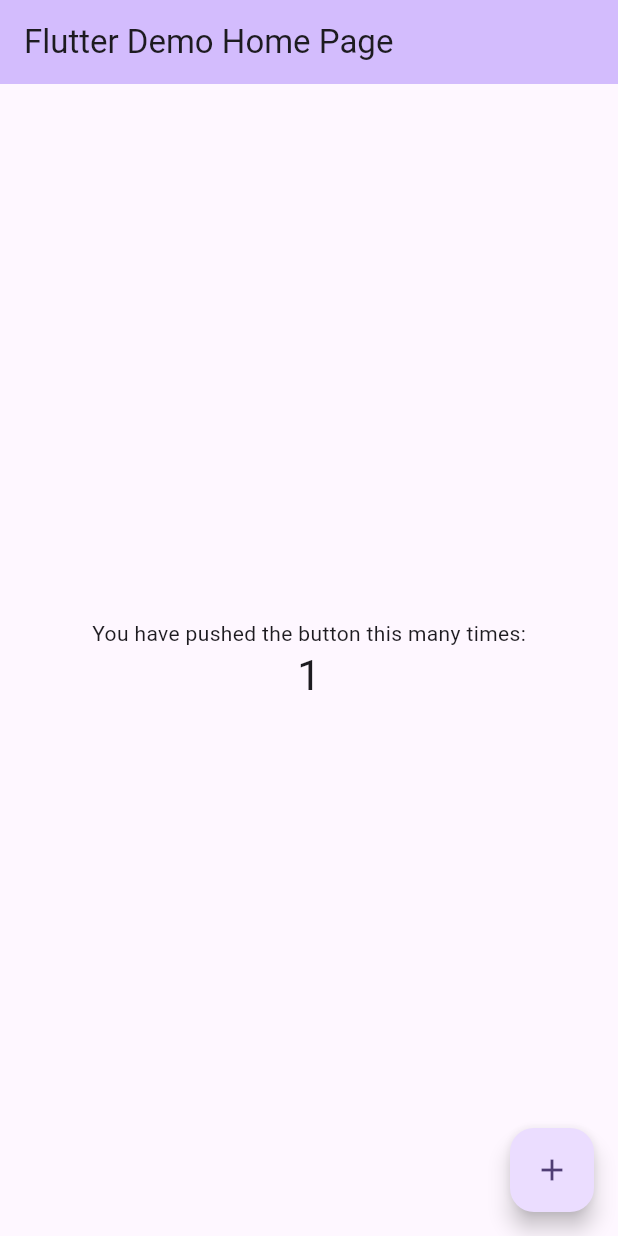
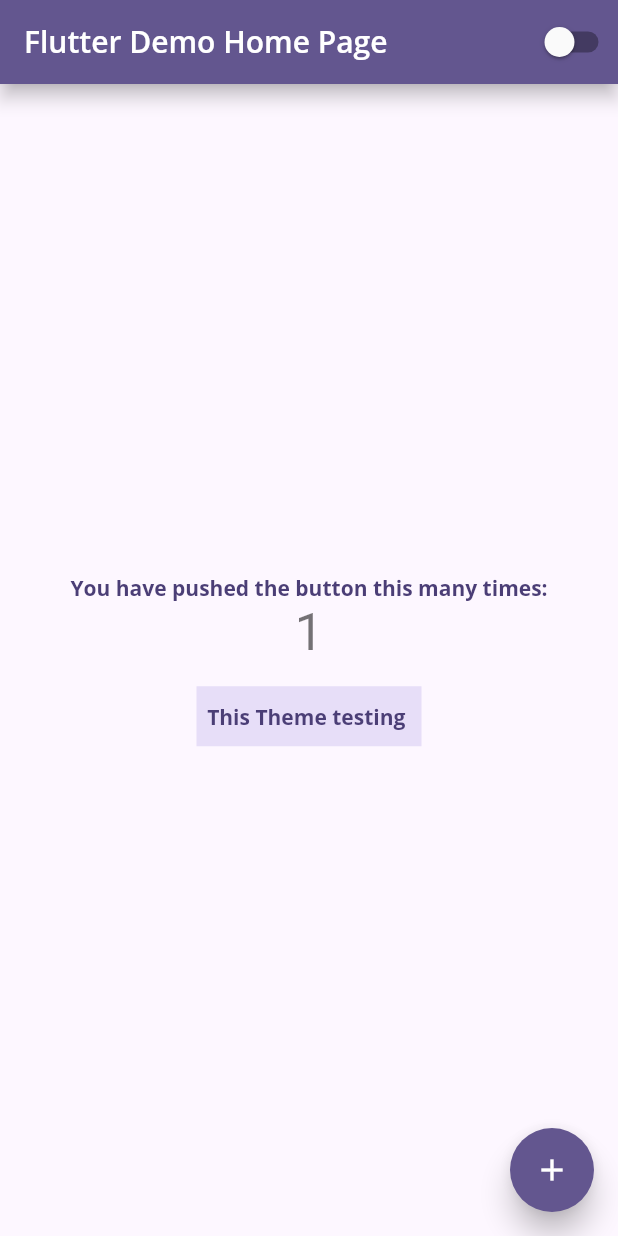
Before and after one commit to AbdullahEmadEldin/whereToGo_app, a Flutter app: the screen it shows after launch, after a tap on the "add" icon, on a phone screen of 412 x 824 dp. Run offline on Flutter 3.47's test engine with Material 2 defaults, Android fonts, the phone set to English and light mode, and no system bars; our stand-ins replace firebase_core, google_fonts; accounts and stored records are empty.

```diff
--- a/lib/main.dart
+++ b/lib/main.dart
@@ -1,36 +1,53 @@
+import 'package:firebase_core/firebase_core.dart';
 import 'package:flutter/material.dart';
+import 'package:maps_app/firebase_options.dart';
+import 'package:maps_app/theme/app_theme.dart';
+import 'package:maps_app/theme/theme_manager.dart';
 
-void main() {
-  runApp(const MyApp());
+void main() async {
+  WidgetsFlutterBinding.ensureInitialized();
+  await Firebase.initializeApp(
+    options: DefaultFirebaseOptions.currentPlatform,
+  );
+  runApp(const MapsApp());
 }
 
-class MyApp extends StatelessWidget {
-  const MyApp({super.key});
+ThemeManager _themeManager = ThemeManager();
 
-  // This widget is the root of your application.
+class MapsApp extends StatefulWidget {
+  const MapsApp({super.key});
+
+  @override
+  State<MapsApp> createState() => _MapsAppState();
+}
+
+class _MapsAppState extends State<MapsApp> {
+  @override
+  void dispose() {
+    _themeManager.removeListener(themeListener);
+    super.dispose();
+  }
+
+  @override
+  void initState() {
+    _themeManager.addListener(themeListener);
+    super.initState();
+  }
+
+  themeListener() {
+    if (mounted) {
+      setState(() {});
+    }
+  }
+
   @override
   Widget build(BuildContext context) {
     return MaterialApp(
+      debugShowCheckedModeBanner: false,
       title: 'Flutter Demo',
-      theme: ThemeData(
-        // This is the theme of your application.
-        //
-        // TRY THIS: Try running your application with "flutter run". You'll see
-        // the application has a blue toolbar. Then, without quitting the app,
-        // try changing the seedColor in the colorScheme below to Colors.green
-        // and then invoke "hot reload" (save your changes or press the "hot
-        // reload" button in a Flutter-supported IDE, or press "r" if you used
-        // the command line to start the app).
-        //
-        // Notice that the counter didn't reset back to zero; the application
-        // state is not lost during the reload. To reset the state, use hot
-        // restart instead.
-        //
-        // This works for code too, not just values: Most code changes can be
-        // tested with just a hot reload.
-        colorScheme: ColorScheme.fromSeed(seedColor: Colors.deepPurple),
-        useMaterial3: true,
-      ),
+      theme: AppThemes.light(),
+      darkTheme: AppThemes.dark(),
+      themeMode: _themeManager.themeMode,
       home: const MyHomePage(title: 'Flutter Demo Home Page'),
     );
   }
@@ -38,15 +55,6 @@ class MyApp extends StatelessWidget {
 
 class MyHomePage extends StatefulWidget {
   const MyHomePage({super.key, required this.title});
-
-  // This widget is the home page of your application. It is stateful, meaning
-  // that it has a State object (defined below) that contains fields that affect
-  // how it looks.
-
-  // This class is the configuration for the state. It holds the values (in this
-  // case the title) provided by the parent (in this case the App widget) and
-  // used by the build method of the State. Fields in a Widget subclass are
-  // always marked "final".
 
   final String title;
 
@@ -59,59 +67,50 @@ class _MyHomePageState extends State<MyHomePage> {
 
   void _incrementCounter() {
     setState(() {
-      // This call to setState tells the Flutter framework that something has
-      // changed in this State, which causes it to rerun the build method below
-      // so that the display can reflect the updated values. If we changed
-      // _counter without calling setState(), then the build method would not be
-      // called again, and so nothing would appear to happen.
       _counter++;
     });
   }
 
   @override
   Widget build(BuildContext context) {
-    // This method is rerun every time setState is called, for instance as done
-    // by the _incrementCounter method above.
-    //
-    // The Flutter framework has been optimized to make rerunning build methods
-    // fast, so that you can just rebuild anything that needs updating rather
-    // than having to individually change instances of widgets.
+    final theme = Theme.of(context);
     return Scaffold(
       appBar: AppBar(
-        // TRY THIS: Try changing the color here to a specific color (to
-        // Colors.amber, perhaps?) and trigger a hot reload to see the AppBar
-        // change color while the other colors stay the same.
-        backgroundColor: Theme.of(context).colorScheme.inversePrimary,
-        // Here we take the value from the MyHomePage object that was created by
-        // the App.build method, and use it to set our appbar title.
         title: Text(widget.title),
+        actions: [
+          Switch(
+              value: _themeManager.themeMode == ThemeMode.dark,
+              onChanged: (isDark) {
+                _themeManager.toggleTheme(isDark);
+              })
+        ],
       ),
       body: Center(
-        // Center is a layout widget. It takes a single child and positions it
-        // in the middle of the parent.
         child: Column(
-          // Column is also a layout widget. It takes a list of children and
-          // arranges them vertically. By default, it sizes itself to fit its
-          // children horizontally, and tries to be as tall as its parent.
-          //
-          // Column has various properties to control how it sizes itself and
-          // how it positions its children. Here we use mainAxisAlignment to
-          // center the children vertically; the main axis here is the vertical
-          // axis because Columns are vertical (the cross axis would be
-          // horizontal).
-          //
-          // TRY THIS: Invoke "debug painting" (choose the "Toggle Debug Paint"
-          // action in the IDE, or press "p" in the console), to see the
-          // wireframe for each widget.
           mainAxisAlignment: MainAxisAlignment.center,
           children: <Widget>[
-            const Text(
+            Text(
               'You have pushed the button this many times:',
+              style: theme.textTheme.bodyLarge,
             ),
             Text(
               '$_counter',
               style: Theme.of(context).textTheme.headlineMedium,
             ),
+            const SizedBox(
+              height: 16,
+            ),
+            Container(
+              height: 40,
+              width: 150,
+              color: kLightColorScheme.secondaryContainer,
+              child: Center(
+                child: Text(
+                  'This Theme testing ',
+                  style: theme.textTheme.bodyLarge,
+                ),
+              ),
+            )
           ],
         ),
       ),
@@ -119,7 +118,7 @@ class _MyHomePageState extends State<MyHomePage> {
         onPressed: _incrementCounter,
         tooltip: 'Increment',
         child: const Icon(Icons.add),
-      ), // This trailing comma makes auto-formatting nicer for build methods.
+      ),
     );
   }
 }
```
Also changed, not shown: pubspec.yaml (+10 -70 lines), lib/firebase_options.dart (added), pubspec.lock, 10 other files.
